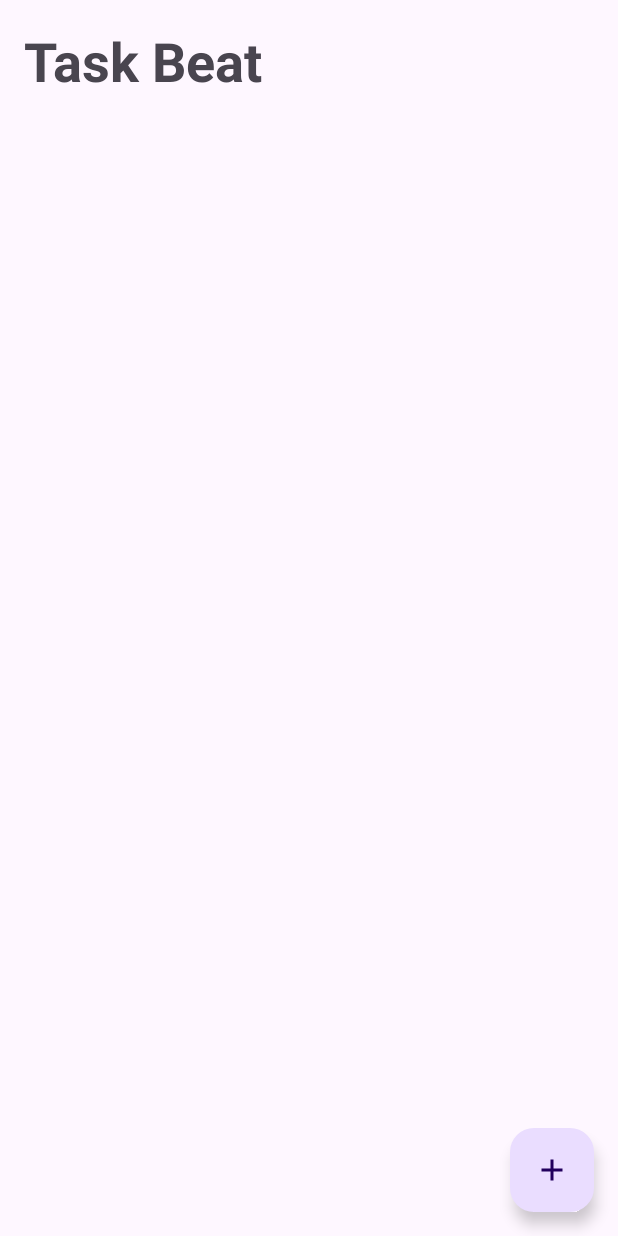
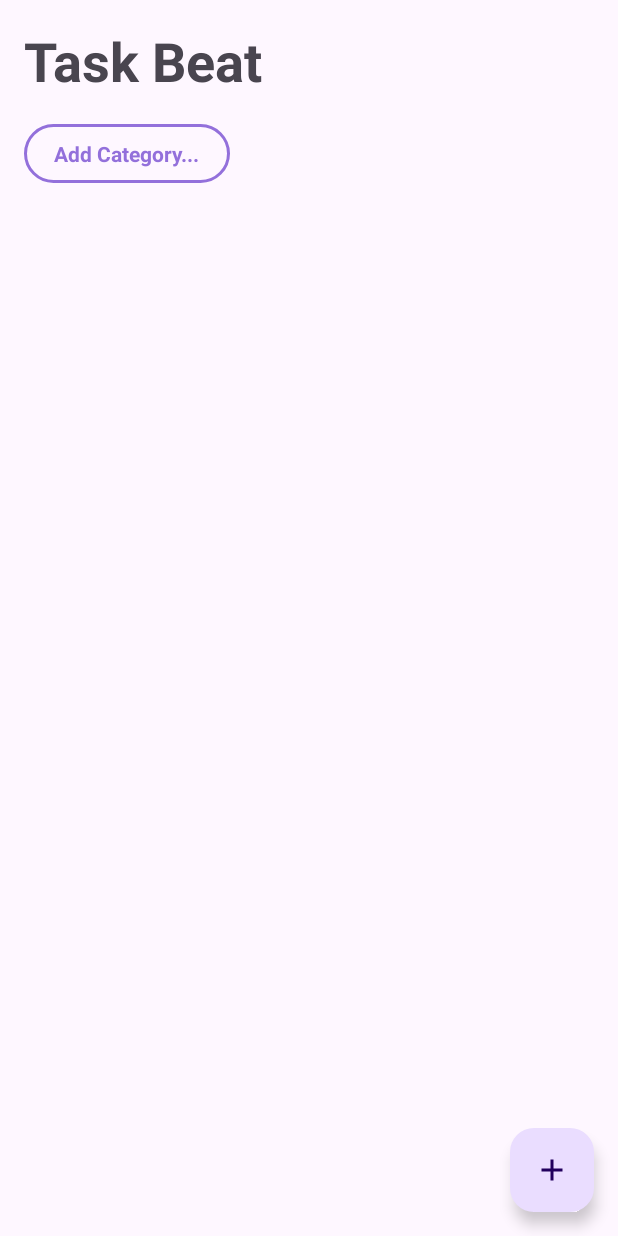
Before and after one commit to maumauriciog/LearnTasks, an Android app: the screen it shows after launch (MainActivity), on a phone screen of 412 x 824 dp. Run offline under Robolectric (Android 15) with nearby library versions, the phone set to English and light mode, and no system bars; our stand-ins replace Room's generated code.

Commit message:
update MainActivity. Create button for add category

```diff
--- a/app/src/main/java/com/devspace/taskbeats/MainActivity.kt
+++ b/app/src/main/java/com/devspace/taskbeats/MainActivity.kt
@@ -6,6 +6,7 @@ import androidx.appcompat.app.AppCompatActivity
 import android.os.Bundle
 import androidx.recyclerview.widget.RecyclerView
 import androidx.room.Room
+import com.google.android.material.snackbar.Snackbar
 import kotlinx.coroutines.DelicateCoroutinesApi
 import kotlinx.coroutines.Dispatchers
 import kotlinx.coroutines.GlobalScope
@@ -13,8 +14,8 @@ import kotlinx.coroutines.launch
 
 class MainActivity : AppCompatActivity() {
 
-    private val categories: List<CategoryUiData> = listOf()
-    private val tasks: List<TaskUiData> = listOf()
+    private var categories = listOf<CategoryUiData>()
+    private var tasks = listOf<TaskUiData>()
 
     private val database by lazy {
         Room.databaseBuilder(
@@ -40,6 +41,9 @@ class MainActivity : AppCompatActivity() {
         val categoryAdapter = CategoryListAdapter()
 
         categoryAdapter.setOnClickListener { selected ->
+            if (selected.name == "Add Category...") {
+                Snackbar.make(rvCategory, "você click em add", Snackbar.LENGTH_LONG).show()
+            } else {
                 val categoryTemp = categories.map { item ->
                     when {
                         item.name == selected.name && !item.isSelected -> item.copy(isSelected = true)
@@ -54,6 +58,7 @@ class MainActivity : AppCompatActivity() {
                 }
                 taskAdapter.submitList(taskTemp)
                 categoryAdapter.submitList(categoryTemp)
+            }
         }
 
         rvCategory.adapter = categoryAdapter
@@ -71,7 +76,15 @@ class MainActivity : AppCompatActivity() {
                     name = it.name, isSelected = it.isSelected
                 )
             }
+                .toMutableList()
+            uICategories.add(
+                CategoryUiData(
+                    name = "Add Category...",
+                    isSelected = false
+                )
+            )
             GlobalScope.launch(Dispatchers.Main) {
+                categories = uICategories
                 adapter.submitList(uICategories)
             }
         }
@@ -88,6 +101,7 @@ class MainActivity : AppCompatActivity() {
                 )
             }
             GlobalScope.launch(Dispatchers.Main) {
+                tasks = insAdpTasks
                 adapter.submitList(insAdpTasks)
             }
         }
--- a/app/src/main/res/layout/activity_main.xml
+++ b/app/src/main/res/layout/activity_main.xml
@@ -22,7 +22,7 @@
         android:id="@+id/rv_categories"
         android:layout_width="0dp"
         android:layout_height="wrap_content"
-        android:layout_marginTop="16dp"
+        android:layout_marginTop="18dp"
         android:orientation="horizontal"
         app:layoutManager="androidx.recyclerview.widget.LinearLayoutManager"
         app:layout_constraintEnd_toEndOf="parent"
--- a/app/src/main/res/layout/item_category.xml
+++ b/app/src/main/res/layout/item_category.xml
@@ -4,12 +4,12 @@
     android:id="@+id/tv_itemCategory"
     android:layout_width="wrap_content"
     android:layout_height="wrap_content"
-    android:layout_marginEnd="8dp"
+    android:layout_marginEnd="9dp"
     android:background="@drawable/filter_chips_background"
-    android:paddingStart="16dp"
-    android:paddingTop="8dp"
-    android:paddingEnd="16dp"
-    android:paddingBottom="8dp"
+    android:paddingStart="20dp"
+    android:paddingTop="10dp"
+    android:paddingEnd="20dp"
+    android:paddingBottom="10dp"
     android:textColor="@drawable/filter_text_color"
     android:textStyle="bold"
     tools:text="STUDY" />
```
Lines whose indentation alone changed are shown as unchanged.
